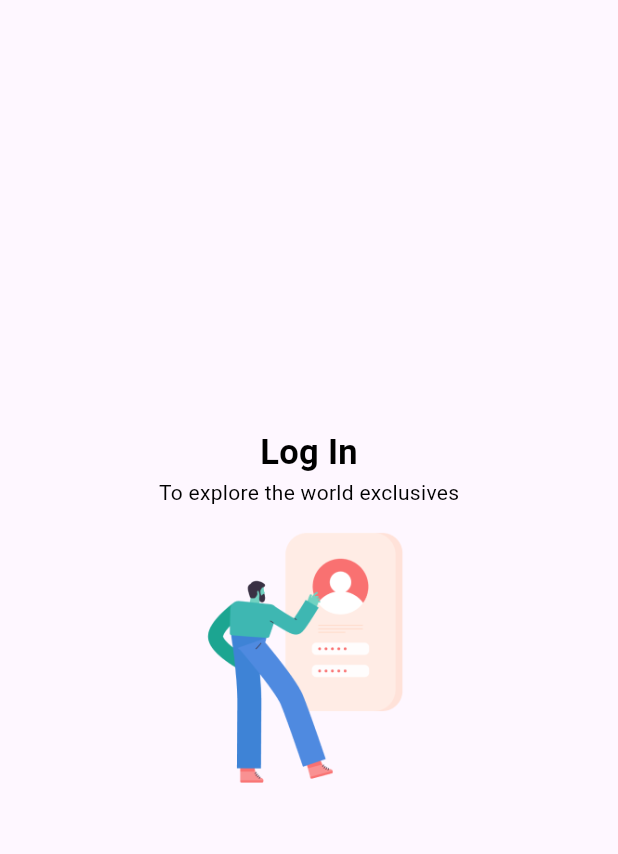
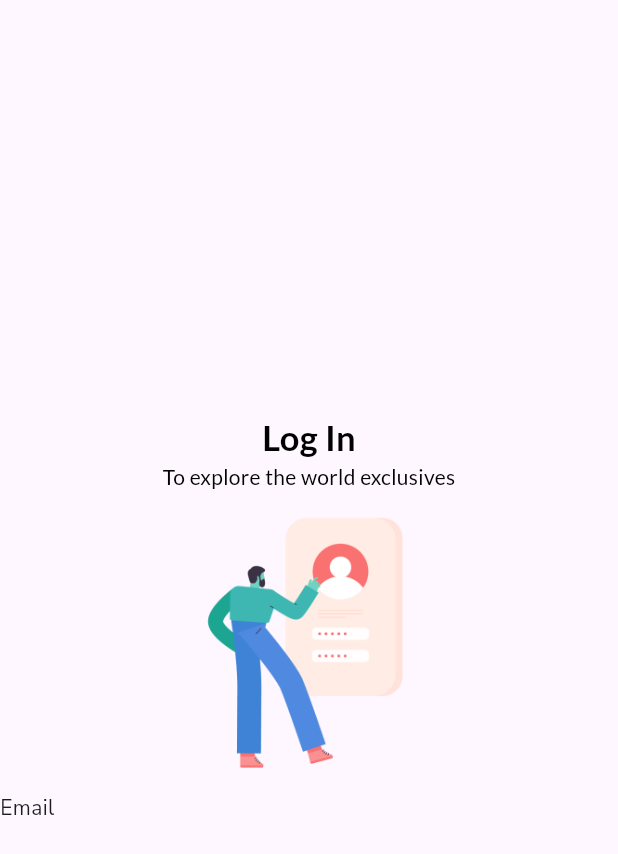
Before and after one commit to adogbeji/FlutterShopApp, a Flutter app: the screen it shows after launch, on a phone screen of 412 x 824 dp. Shown: the top 854 px of the screen. Run offline on Flutter 3.47's test engine with Material 3 defaults, Android fonts, the phone set to English and light mode, and no system bars; our stand-ins replace google_fonts.

Commit message:
Downgrade google_fonts package & add more styling for login screen

```diff
--- a/lib/views/screens/auth_screens/login_screen.dart
+++ b/lib/views/screens/auth_screens/login_screen.dart
@@ -1,5 +1,5 @@
 import 'package:flutter/material.dart';
-// import 'package:google_fonts/google_fonts.dart';
+import 'package:google_fonts/google_fonts.dart';
 
 class LoginScreen extends StatelessWidget {
   const LoginScreen({super.key});
@@ -11,34 +11,37 @@ class LoginScreen extends StatelessWidget {
         child: Column(
           mainAxisAlignment: MainAxisAlignment.center,
           children: [
-            // Text(
-            //   'Log In',
-            //   style: GoogleFonts.getFont(
-            //     'Lato',
-            //     fontSize: 23,
-            //     color: Colors.black,
-            //     fontWeight: FontWeight.bold,
-            //     letterSpacing: 0.2,
-            //   ),
-            // ),
-
-            const Text(
+            Text(
               'Log In',
-              style: TextStyle(
+              style: GoogleFonts.getFont(
+                'Lato',
                 fontSize: 23,
                 color: Colors.black,
                 fontWeight: FontWeight.bold,
                 letterSpacing: 0.2,
               ),
             ),
-
-            const Text('To explore the world exclusives', style: TextStyle(
-              fontSize: 14,
-              color: Colors.black,
-              letterSpacing: 0.2,
-            ),),
-
-            Image.asset('assets/images/Illustration.png', width: 200, height: 200,),
+            Text(
+              'To explore the world exclusives',
+              style: GoogleFonts.getFont(
+                'Lato',
+                fontSize: 14,
+                color: Colors.black,
+                letterSpacing: 0.2,
+              ),
+            ),
+            Image.asset(
+              'assets/images/Illustration.png',
+              width: 200,
+              height: 200,
+            ),
+            Align(
+              alignment: Alignment.topLeft,
+              child: Text(
+                'Email',
+                style: GoogleFonts.getFont('Nunito Sans'),
+              ),
+            ),
           ],
         ),
       ),
--- a/pubspec.yaml
+++ b/pubspec.yaml
@@ -35,7 +35,8 @@ dependencies:
   # The following adds the Cupertino Icons font to your application.
   # Use with the CupertinoIcons class for iOS style icons.
   cupertino_icons: ^1.0.2
-  google_fonts: ^6.2.0
+  # google_fonts: ^6.2.0
+  google_fonts: 6.1.0
 
 dev_dependencies:
   flutter_test:
```
Also changed, not shown: pubspec.lock.
